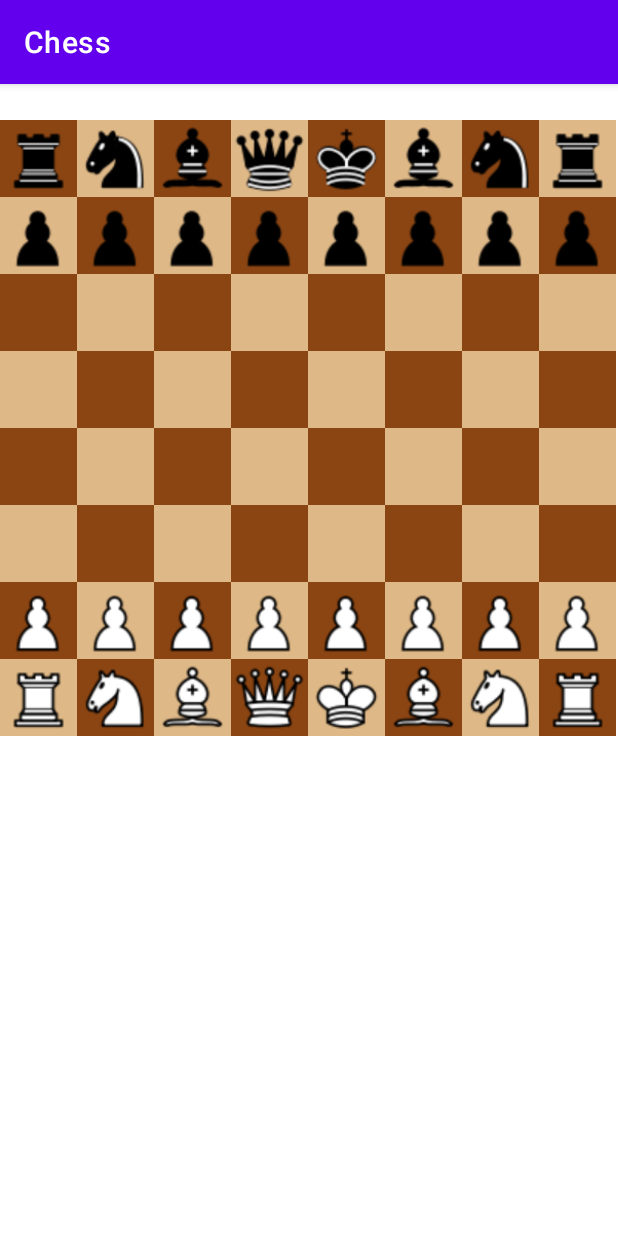
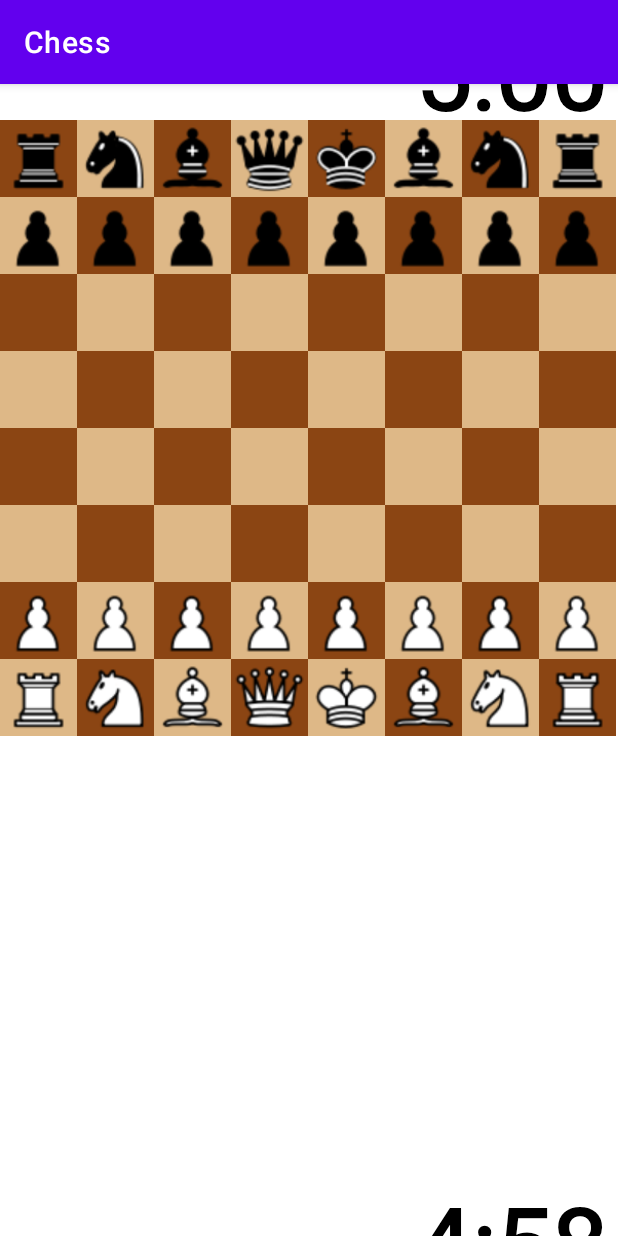
Before and after one commit to AntonDubrovin/Chess, an Android app: the screen it shows after launch (MainActivity), on a phone screen of 412 x 824 dp. Run offline under Robolectric (Android 15) with nearby library versions, the light colour scheme and no system bars.

Commit message:
added timers + new apk

```diff
--- a/app/src/main/java/com/example/mygame/MainActivity.kt
+++ b/app/src/main/java/com/example/mygame/MainActivity.kt
@@ -15,11 +15,12 @@ class MainActivity : AppCompatActivity() {
     lateinit var blackPlayer: AbstractPlayer
 
     companion object {
+
         lateinit var instance: MainActivity
             private set
     }
 
-    @SuppressLint("ClickableViewAccessibility")
+    @SuppressLint("ClickableViewAccessibility", "SetTextI18n")
     override fun onCreate(savedInstanceState: Bundle?) {
         super.onCreate(savedInstanceState)
         instance = this
@@ -31,4 +32,5 @@ class MainActivity : AppCompatActivity() {
         par.height = 1080
         board.layoutParams = par
     }
+
 }
--- a/app/src/main/java/com/example/mygame/board/BoardView.kt
+++ b/app/src/main/java/com/example/mygame/board/BoardView.kt
@@ -34,7 +34,7 @@ class BoardView @JvmOverloads constructor(
 
     private var count = 0
     var turn: FigureColor = FigureColor.WHITE
-    private var moveMaker: MoveMaker
+    var moveMaker: MoveMaker
     var x: Int = -1
     var y: Int = -1
 
--- /dev/null
+++ b/app/src/main/java/com/example/mygame/board/TimerView.kt
@@ -0,0 +1,102 @@
+package com.example.mygame.board
+
+import android.annotation.SuppressLint
+import android.content.Context
+import android.content.res.TypedArray
+import android.graphics.Canvas
+import android.graphics.Color
+import android.graphics.Paint
+import android.util.AttributeSet
+import android.view.MotionEvent
+import android.view.View
+import com.example.mygame.R
+import com.example.mygame.figure.common.FigureColor
+import kotlinx.android.synthetic.main.activity_main.view.*
+
+@SuppressLint("ClickableViewAccessibility")
+class TimerView @JvmOverloads constructor(
+    context: Context,
+    attrs: AttributeSet? = null,
+    defStyleAttr: Int = 0,
+    defStyleRes: Int = 0,
+) : View(context, attrs, defStyleAttr, defStyleRes) {
+
+
+    companion object {
+        lateinit var instance: TimerView
+            private set
+    }
+
+    var timeStart = 0L
+    var currentTime = 0L
+
+
+    private lateinit var timerColor: FigureColor
+
+    var timeThis = 300L
+
+    init {
+        timeStart = System.currentTimeMillis()
+        val a: TypedArray = context.obtainStyledAttributes(
+            attrs, R.styleable.TimerView, defStyleAttr, defStyleRes
+        )
+        instance = this
+        try {
+            val t = a.getString(R.styleable.TimerView_timerColor)
+            when (t) {
+                "white" -> {
+                    timerColor = FigureColor.WHITE
+                }
+                "black" -> {
+                    timerColor = FigureColor.BLACK
+                }
+            }
+
+        } finally {
+            a.recycle()
+        }
+    }
+
+    private val paintWhite = Paint().apply {
+        color = Color.BLACK
+        isAntiAlias = true
+        strokeWidth = 2.0F
+        style = Paint.Style.FILL_AND_STROKE
+        textSize = 100F
+        textAlign = Paint.Align.RIGHT
+    }
+
+    private fun drawTime(dTime: Long, canvas: Canvas) {
+        val minutes = (dTime / 60).toString()
+        var seconds = (dTime % 60).toString()
+        if (seconds.length == 1) {
+            seconds = "0$seconds"
+        }
+        if(timerColor == FigureColor.BLACK) {
+            canvas.drawText("$minutes:$seconds", width.toFloat()-10, height.toFloat()-10, paintWhite)
+        } else {
+            canvas.drawText("$minutes:$seconds", width.toFloat()-10, paintWhite.textSize-20, paintWhite)
+        }
+    }
+
+    override fun onDraw(canvas: Canvas) {
+        super.onDraw(canvas)
+        currentTime = System.currentTimeMillis()
+
+        when (BoardView.instance.moveMaker.turn) {
+            timerColor -> {
+                if (currentTime - timeStart > 1000) {
+                    timeThis -= 1
+                    timeStart = currentTime
+                }
+                drawTime(timeThis, canvas)
+            }
+            else -> {
+                drawTime(timeThis, canvas)
+                timeStart = System.currentTimeMillis()
+            }
+        }
+        invalidate()
+    }
+
+}
--- a/app/src/main/java/com/example/mygame/figure/common/MoveMaker.kt
+++ b/app/src/main/java/com/example/mygame/figure/common/MoveMaker.kt
@@ -1,15 +1,19 @@
 package com.example.mygame.figure.common
 
+import com.example.mygame.MainActivity
 import com.example.mygame.board.Board
 import com.example.mygame.board.BoardView
 import com.example.mygame.figure.Empty
 import com.example.mygame.player.common.AbstractPlayer
+import kotlin.math.floor
 
 class MoveMaker(_white: AbstractPlayer, _black: AbstractPlayer) {
 
     companion object {
+
         var st: MutableSet<Pair<Int, Int>> = mutableSetOf()
     }
+
 
     val white: AbstractPlayer = _white
     val black: AbstractPlayer = _black
@@ -18,6 +22,9 @@ class MoveMaker(_white: AbstractPlayer, _black: AbstractPlayer) {
     private var currentFigure: AbstractFigure = Empty(-1, -1, FigureColor.EMPTY)
     var turn = FigureColor.WHITE
     private var flag = false
+
+
+
 
     private fun findAttack(color: FigureColor) {
         for (i in 0..7) {
@@ -120,6 +127,9 @@ class MoveMaker(_white: AbstractPlayer, _black: AbstractPlayer) {
         }
     }
 
+    var timeS: Float = 0f
+    var timeCurrent: Float = 0f
+
     fun makeTurn(row: Int, column: Int) {
         findAttack(notTurn(turn))
         if (row in 0..7 && column in 0..7) {
--- a/app/src/main/java/com/example/mygame/player/UserPlayer.kt
+++ b/app/src/main/java/com/example/mygame/player/UserPlayer.kt
@@ -1,13 +1,16 @@
 package com.example.mygame.player
 
+import com.example.mygame.MainActivity
 import com.example.mygame.board.Board
 import com.example.mygame.figure.common.FigureColor
 import com.example.mygame.figure.Empty
 import com.example.mygame.figure.common.AbstractFigure
 import com.example.mygame.player.common.AbstractPlayer
+import kotlinx.android.synthetic.main.activity_main.*
 
-class UserPlayer(override var time: Float = 300f, override var color: FigureColor) :
+class UserPlayer(override var time: Long = 300, override var color: FigureColor) :
     AbstractPlayer() {
+
 
     override val rock: Int = 0
 
--- a/app/src/main/java/com/example/mygame/player/common/AbstractPlayer.kt
+++ b/app/src/main/java/com/example/mygame/player/common/AbstractPlayer.kt
@@ -3,7 +3,7 @@ package com.example.mygame.player.common
 import com.example.mygame.figure.common.FigureColor
 
 abstract class AbstractPlayer : PlayerInterface {
-    abstract var time: Float
+    abstract var time: Long
     abstract var color: FigureColor
     abstract val rock: Int
 }
--- a/app/src/main/res/layout/activity_main.xml
+++ b/app/src/main/res/layout/activity_main.xml
@@ -6,12 +6,34 @@
     android:layout_height="match_parent"
     tools:context=".MainActivity">
 
+    <com.example.mygame.board.TimerView
+        android:id="@+id/timerBlack"
+        android:layout_width="match_parent"
+        android:layout_height="0dp"
+
+        app:layout_constraintStart_toStartOf="parent"
+        app:layout_constraintTop_toTopOf="parent"
+        app:layout_constraintBottom_toTopOf="@id/board"
+        app:timerColor="black"
+        />
+
     <com.example.mygame.board.BoardView
         android:id="@+id/board"
         android:layout_width="match_parent"
-        android:layout_height="match_parent"
-        app:layout_constraintBottom_toBottomOf="parent"
+        android:layout_height="0dp"
+        app:layout_constraintBottom_toTopOf="@id/timerWhite"
         app:layout_constraintEnd_toEndOf="parent"
         app:layout_constraintStart_toStartOf="parent"
-        app:layout_constraintTop_toTopOf="parent" />
+        app:layout_constraintTop_toBottomOf="@id/timerBlack" />
+
+
+    <com.example.mygame.board.TimerView
+        android:id="@+id/timerWhite"
+        android:layout_width="match_parent"
+        android:layout_height="0dp"
+        app:layout_constraintStart_toStartOf="parent"
+        app:layout_constraintTop_toBottomOf="@id/board"
+        app:layout_constraintBottom_toBottomOf="parent"
+        app:timerColor="white"
+        />
 </androidx.constraintlayout.widget.ConstraintLayout>
--- a/app/src/main/res/values/attrs.xml
+++ b/app/src/main/res/values/attrs.xml
@@ -1,5 +1,9 @@
 <?xml version="1.0" encoding="utf-8"?>
+
 <resources>
-    <declare-styleable name="LifeView"></declare-styleable>
+    <declare-styleable name="TimerView">
+        <attr name="timerColor" format="string"/>
+    </declare-styleable>
     <declare-styleable name="BoardView"></declare-styleable>
+
 </resources>
```
Also changed, not shown: 1 other file.
